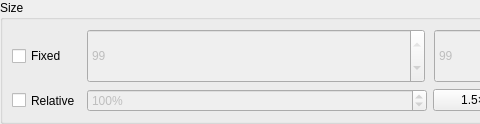
First picture: the form in src/display/qt/windows/ControlPanel/Output/Size.ui, repository mrehkopf/vcs, before the edit; both pictures show x 0 to 480 and y 0 to 124 of the 783 by 124 pixel window.
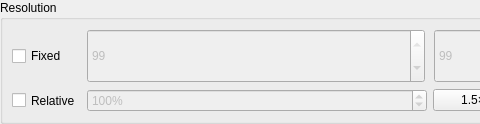
Second picture: the form after the edit.

What changed in the file:
```diff
--- a/src/display/qt/windows/ControlPanel/Output/Size.ui
+++ b/src/display/qt/windows/ControlPanel/Output/Size.ui
@@ -35,7 +35,7 @@
    <item>
     <widget class="QGroupBox" name="groupBox">
      <property name="title">
-      <string>Size</string>
+      <string>Resolution</string>
      </property>
      <layout class="QGridLayout" name="gridLayout">
       <item row="0" column="0">
```
